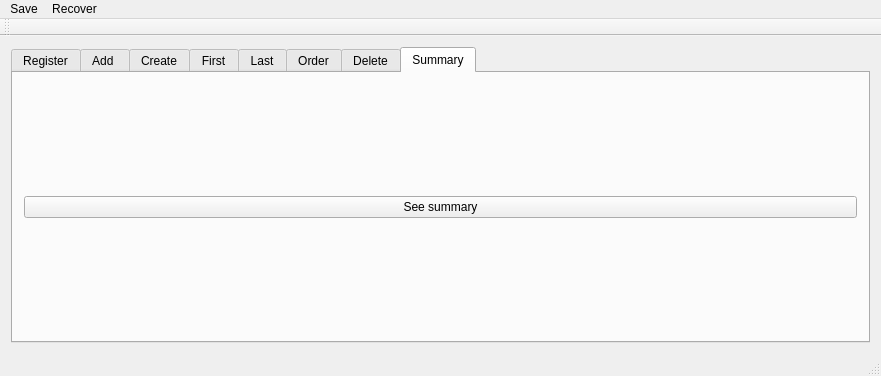
Before: the Qt Designer form Interfaz/interfaz/mainwindow.ui in Burinson/civilization, drawn with Qt 5.
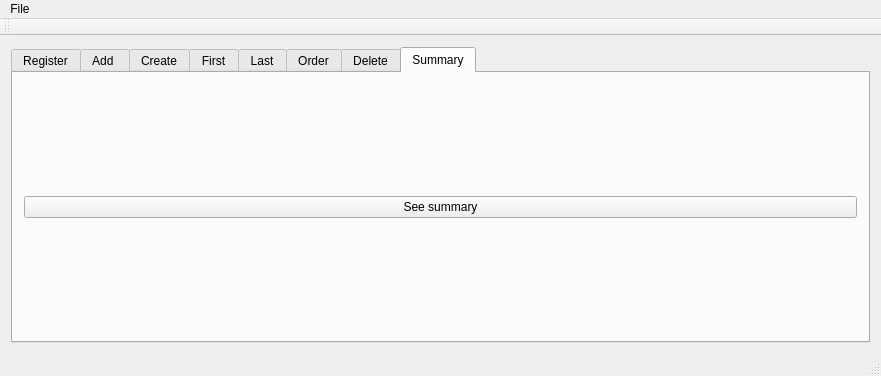
After: the same form once the commit is applied.

```diff
--- a/Interfaz/interfaz/mainwindow.ui
+++ b/Interfaz/interfaz/mainwindow.ui
@@ -304,17 +304,13 @@
    </property>
    <widget class="QMenu" name="menuRegister">
     <property name="title">
-     <string>Save</string>
+     <string>File</string>
     </property>
     <addaction name="separator"/>
-   </widget>
-   <widget class="QMenu" name="menuRecover">
-    <property name="title">
-     <string>Recover</string>
-    </property>
+    <addaction name="actionSave"/>
+    <addaction name="actionRecover"/>
    </widget>
    <addaction name="menuRegister"/>
-   <addaction name="menuRecover"/>
   </widget>
   <action name="actionType_here">
    <property name="text">
```
Left out of the diff: 19 changed lines with no effect on the pictures.
